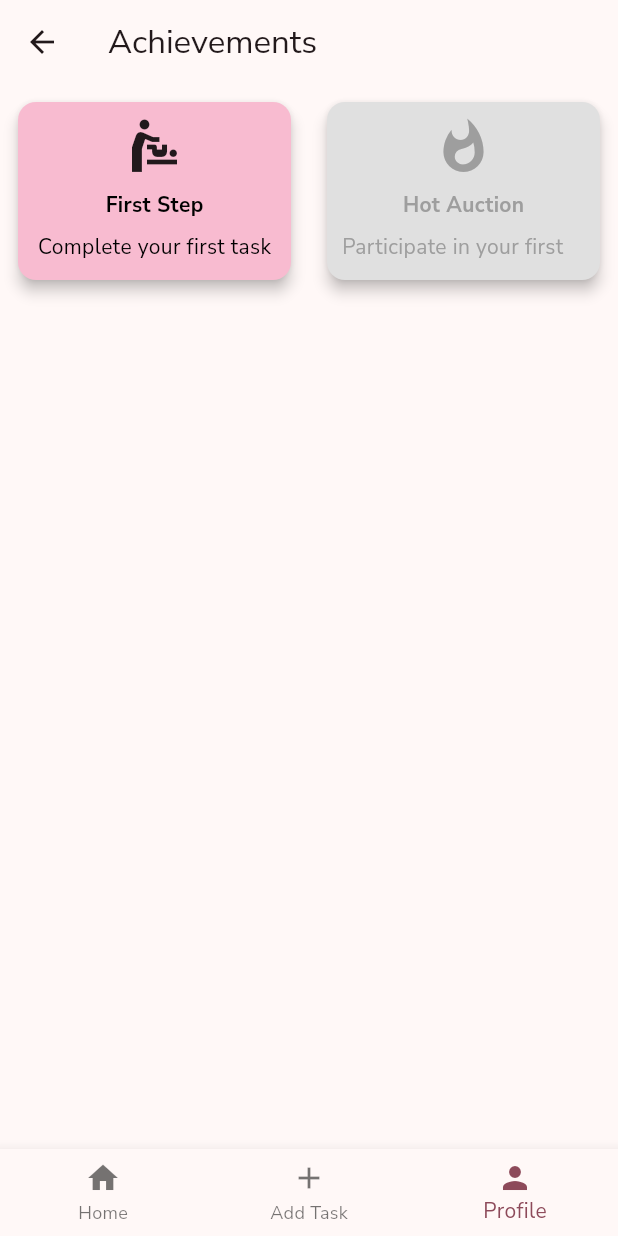
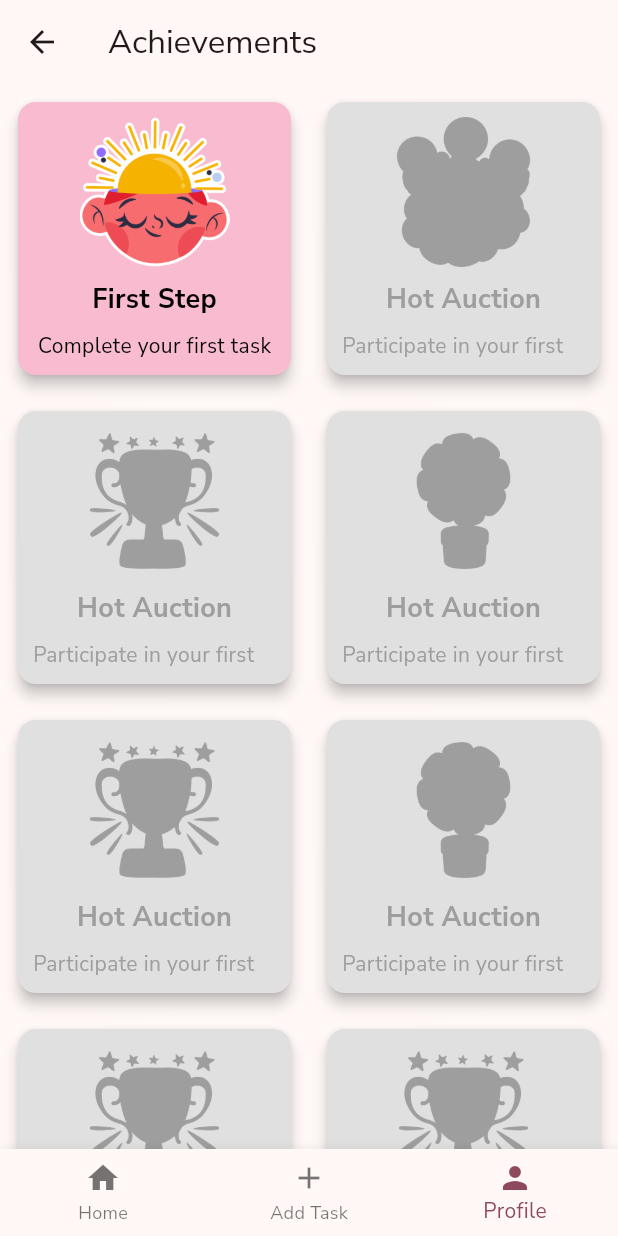
Before and after one commit to csa67/ProdPal, a Flutter app: the screen it shows after launch, item 3 of the bottom bar chosen, after a tap on "Achievements", on a phone screen of 412 x 824 dp. Run offline on Flutter 3.47's test engine with Material 3 defaults, Android fonts, the phone set to English and light mode, and no system bars; our stand-ins replace confetti, google_fonts, sqflite; accounts and stored records are empty.

Commit message:
Updated achievement widgets

```diff
--- a/lib/AchievementsScreen.dart
+++ b/lib/AchievementsScreen.dart
@@ -1,21 +1,60 @@
 import 'package:flutter/material.dart';
+import 'package:flutter/widgets.dart';
 
 class AchievementsScreen extends StatelessWidget {
   final List<Achievement> achievements = [
     Achievement(
       title: 'First Step',
-      icon: Icons.baby_changing_station,
+      icon: 'assets/mental-health.png',
       description: 'Complete your first task',
       isUnlocked: true,
     ),
     Achievement(
       title: 'Hot Auction',
-      icon: Icons.whatshot,
+      icon: 'assets/mood.png',
       description: 'Participate in your first auction',
       isUnlocked: false,
     ),
-    // Add more achievements as needed
+    Achievement(
+      title: 'Hot Auction',
+      icon: 'assets/trophy.png',
+      description: 'Participate in your first auction',
+      isUnlocked: false,
+    ),
+    Achievement(
+      title: 'Hot Auction',
+      icon: 'assets/sunflower.png',
+      description: 'Participate in your first auction',
+      isUnlocked: false,
+    ),
+    Achievement(
+      title: 'Hot Auction',
+      icon: 'assets/trophy.png',
+      description: 'Participate in your first auction',
+      isUnlocked: false,
+    ),
+    Achievement(
+      title: 'Hot Auction',
+      icon: 'assets/sunflower.png',
+      description: 'Participate in your first auction',
+      isUnlocked: false,
+    ),
+    Achievement(
+      title: 'Hot Auction',
+      icon: 'assets/trophy.png',
+      description: 'Participate in your first auction',
+      isUnlocked: false,
+    ),
+    Achievement(
+      title: 'Hot Auction',
+      icon: 'assets/trophy.png',
+      description: 'Participate in your first auction',
+      isUnlocked: false,
+    ),
+    //Add more achievements as needed
   ];
+
+  AchievementsScreen({super.key});
 
   @override
   Widget build(BuildContext context) {
@@ -29,7 +68,7 @@ class AchievementsScreen extends StatelessWidget {
           crossAxisCount: 2,
           crossAxisSpacing: 16.0,
           mainAxisSpacing: 16.0,
-          childAspectRatio: (3 / 2),
+          childAspectRatio: (4 / 4),
         ),
         itemCount: achievements.length,
         itemBuilder: (context, index) {
@@ -42,7 +81,7 @@ class AchievementsScreen extends StatelessWidget {
 
 class Achievement {
   final String title;
-  final IconData icon;
+  final String icon;
   final String description;
   final bool isUnlocked;
 
@@ -57,7 +96,7 @@ class Achievement {
 class AchievementCard extends StatelessWidget {
   final Achievement achievement;
 
-  AchievementCard({required this.achievement});
+  AchievementCard({super.key, required this.achievement});
 
   @override
   Widget build(BuildContext context) {
@@ -70,16 +109,16 @@ class AchievementCard extends StatelessWidget {
           mainAxisAlignment: MainAxisAlignment.center,
           crossAxisAlignment: CrossAxisAlignment.center,
           children: <Widget>[
-            Icon(
+            Image.asset(
               achievement.icon,
-              size: 40.0, // Adjust the size as needed
+              width: 100.0, // Adjust the size as needed
               color: achievement.isUnlocked ? null : Colors.grey,
             ),
             const SizedBox(height: 8),
             Text(
               achievement.title,
               style: TextStyle(
-                fontSize: 14, // Adjust the font size as needed
+                fontSize: 18, // Adjust the font size as needed
                 fontWeight: FontWeight.bold,
                 color: achievement.isUnlocked ? Colors.black : Colors.grey,
               ),
--- a/lib/ConfettiDisplay.dart
+++ b/lib/ConfettiDisplay.dart
@@ -1,3 +1,4 @@
+
 import 'package:confetti/confetti.dart';
 import 'package:flutter/cupertino.dart';
 import 'package:flutter/material.dart';
--- a/lib/MoodTrackerWidget.dart
+++ b/lib/MoodTrackerWidget.dart
@@ -71,7 +71,7 @@ class MoodTrackerWidgetState extends State<MoodTrackerWidget> {
               );
             }),
           ),
-      ConfettiMessageDisplay(),
+      const ConfettiMessageDisplay(),
         ],
       ),
     );
--- a/lib/StatsPage.dart
+++ b/lib/StatsPage.dart
@@ -1,4 +1,3 @@
-import 'dart:ui';
 import 'package:hci/AchievementsScreen.dart';
 import 'package:flutter/material.dart';
 import 'package:hci/MoodTrackerWidget.dart';
@@ -35,10 +34,10 @@ class _StatsPageState extends State<StatsPage> {
         child: Column(
           crossAxisAlignment: CrossAxisAlignment.start,
           children: <Widget>[
-            const SizedBox(height: 20),
+            const SizedBox(height: 50),
             // Provide some spacing from the top of the screen.
             const Text(
-              'Hello,\nSophie!',
+              'Hello!',
               style: TextStyle(
                 fontSize: 24,
                 fontWeight: FontWeight.bold,
@@ -73,13 +72,12 @@ class _StatsPageState extends State<StatsPage> {
                             18.0), // Rounded corners - adjust the radius to match your MoodTrackerWidget
                       ),
                       padding: const EdgeInsets.all(12),
-                      elevation: 5,
                       minimumSize: const Size(180,
                           150) // Elevation - adjust to your preference or match your MoodTrackerWidget
                       ),
                   child: const Text(
                     'Motivate Me!',
-                    style: TextStyle(fontSize: 14, fontWeight: FontWeight.w500),
+                    style: TextStyle(fontSize: 20, fontWeight: FontWeight.bold),
                   ),
                 ),
                 ElevatedButton(
@@ -96,12 +94,11 @@ class _StatsPageState extends State<StatsPage> {
                             18.0), // Rounded corners - adjust the radius to match your MoodTrackerWidget
                       ),
                       padding: const EdgeInsets.all(12),
-                      elevation: 5,
                       minimumSize: const Size(180, 150)
                       ),
                   child: const Text(
                     'Achievements',
-                    style: TextStyle(fontSize: 14, fontWeight: FontWeight.w500),
+                    style: TextStyle(fontSize: 20, fontWeight: FontWeight.bold),
                   ),
                 ),
               ],
@@ -219,10 +216,10 @@ class _ActivityProgressIndicatorState extends State<ActivityProgressIndicator> {
   Future<void> _updateProgress() async {
     List<Task> tasksonTheDay =
         await DatabaseHelper.instance.getTasks(widget.date);
-    int Total = tasksonTheDay.length;
+    int total = tasksonTheDay.length;
     int completedTasks = tasksonTheDay.where((task) => task.isCompleted).length;
     setState(() {
-      totaltasks = Total;
+      totaltasks = total;
       completedtasks = completedTasks;
       progressValue = totaltasks > 0 ? completedtasks / totaltasks : 0;
     });
@@ -262,7 +259,7 @@ class _ActivityProgressIndicatorState extends State<ActivityProgressIndicator> {
                 width: 100,
                 child: CircularProgressIndicator(
                   value: progressValue, // Current progress
-                  backgroundColor: Colors.grey[800],
+                  backgroundColor: Colors.pink[100],
                   valueColor: const AlwaysStoppedAnimation<Color>(Colors.pink),
                   strokeWidth: 6, // Thinner stroke width
                 ),
@@ -271,8 +268,8 @@ class _ActivityProgressIndicatorState extends State<ActivityProgressIndicator> {
                 '$progressPercent%', // Display the percentage
                 style: const TextStyle(
                   fontWeight: FontWeight.bold,
-                  fontSize: 18, // Smaller font size for the percentage text
-                  color: Colors.pink,
+                  fontSize: 22, // Smaller font size for the percentage text
+                  color: Colors.black,
                 ),
               ),
             ],
@@ -290,8 +287,9 @@ class _ActivityProgressIndicatorState extends State<ActivityProgressIndicator> {
                 const Text(
                   'My Activities',
                   style: TextStyle(
-                    color: Colors.pink,
-                    fontSize: 18,
+                    color: Colors.black,
+                    fontSize: 22,
+                    fontWeight: FontWeight.w900
                   ),
                 ),
                 Text(
--- a/pubspec.yaml
+++ b/pubspec.yaml
@@ -75,6 +75,10 @@ flutter:
     - assets/okay_color.png
     - assets/ex_grey.png
     - assets/ex_color.png
+    - assets/mental-health.png
+    - assets/trophy.png
+    - assets/mood.png
+    - assets/sunflower.png
       # Add the rest of your emoji assets here
 
 
```
Also changed, not shown: assets/badge.png (added), assets/mental-health.png (added), assets/mood.png (added), assets/sunflower.png (added), assets/trophy (1).png (added), assets/trophy.png (added).
